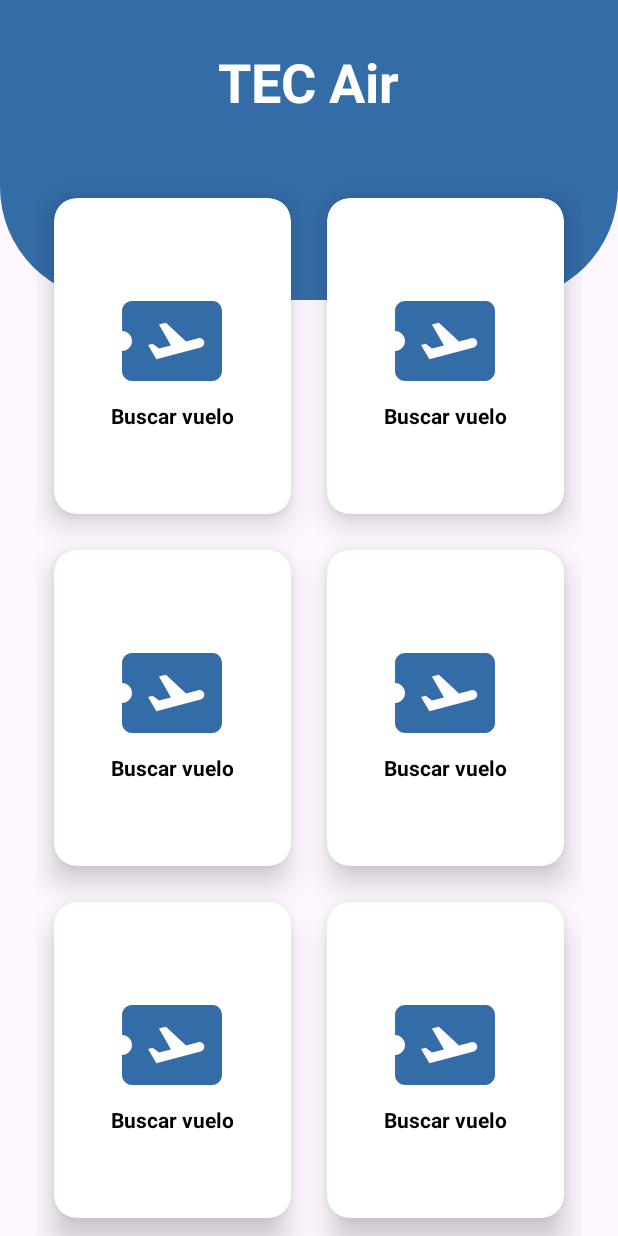
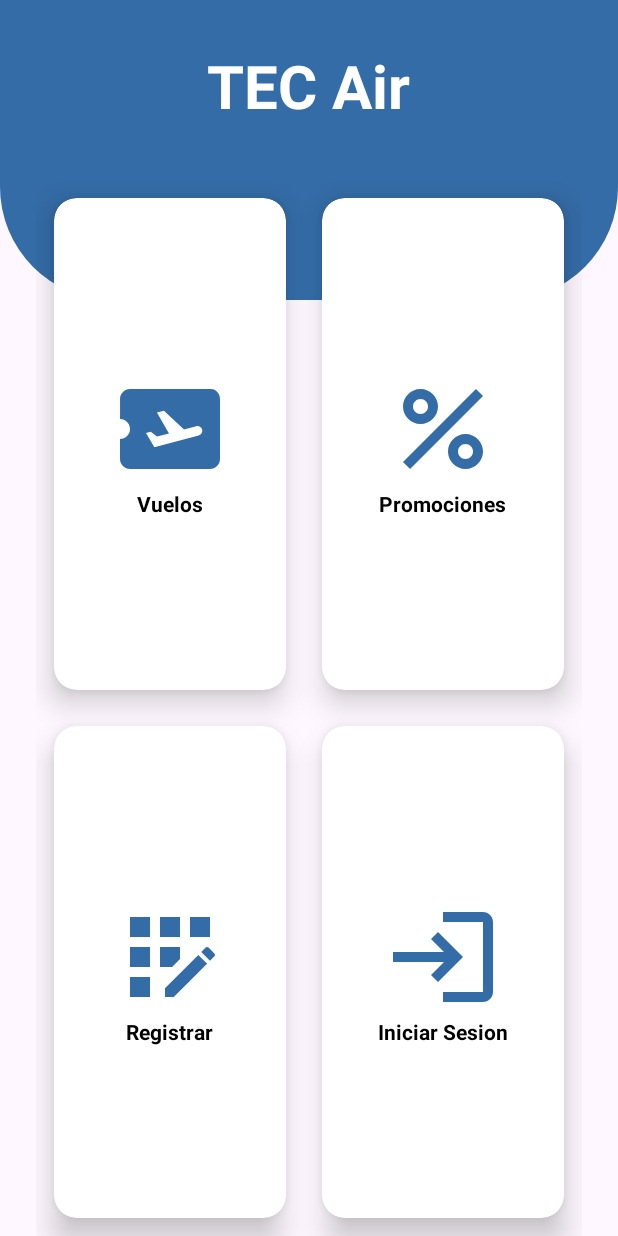
Before and after one commit to Kearranza/TECAir, an Android app: the screen it shows after launch (MainActivity), on a phone screen of 412 x 824 dp. Run offline under Robolectric (Android 15) with nearby library versions, the phone set to English and light mode, and no system bars.

Commit message:
Avance main page

```diff
--- a/App/app/src/main/AndroidManifest.xml
+++ b/App/app/src/main/AndroidManifest.xml
@@ -13,6 +13,9 @@
         android:theme="@style/Theme.TecAir_app"
         tools:targetApi="31">
         <activity
+            android:name=".flights.flight_admin"
+            android:exported="false" />
+        <activity
             android:name=".MainActivity"
             android:exported="true">
             <intent-filter>
--- a/App/app/src/main/java/com/example/tecair_app/MainActivity.java
+++ b/App/app/src/main/java/com/example/tecair_app/MainActivity.java
@@ -2,7 +2,11 @@ package com.example.tecair_app;
 
 import androidx.appcompat.app.AppCompatActivity;
 
+import android.content.Intent;
 import android.os.Bundle;
+import android.view.View;
+
+import com.example.tecair_app.flights.flight_admin;
 
 public class MainActivity extends AppCompatActivity {
 
@@ -11,4 +15,9 @@ public class MainActivity extends AppCompatActivity {
         super.onCreate(savedInstanceState);
         setContentView(R.layout.activity_main);
     }
+
+    public void onClickFlights(View view) {
+        Intent intent = new Intent(this, flight_admin.class);
+        startActivity(intent);
+    }
 }
--- /dev/null
+++ b/App/app/src/main/java/com/example/tecair_app/flights/flight_admin.java
@@ -0,0 +1,16 @@
+package com.example.tecair_app.flights;
+
+import androidx.appcompat.app.AppCompatActivity;
+
+import android.os.Bundle;
+
+import com.example.tecair_app.R;
+
+public class flight_admin extends AppCompatActivity {
+
+    @Override
+    protected void onCreate(Bundle savedInstanceState) {
+        super.onCreate(savedInstanceState);
+        setContentView(R.layout.activity_flight_admin);
+    }
+}
--- a/App/app/src/main/res/drawable/baseline_app_registration_24.xml
+++ b/App/app/src/main/res/drawable/baseline_app_registration_24.xml
@@ -1,4 +1,4 @@
-<vector android:height="24dp" android:tint="#000000"
+<vector android:height="24dp" android:tint="@color/main_color"
     android:viewportHeight="24" android:viewportWidth="24"
     android:width="24dp" xmlns:android="http://schemas.android.com/apk/res/android">
     <path android:fillColor="@android:color/white" android:pathData="M10,4h4v4h-4z"/>
--- /dev/null
+++ b/App/app/src/main/res/drawable/baseline_login_24.xml
@@ -0,0 +1,5 @@
+<vector android:autoMirrored="true" android:height="24dp"
+    android:tint="@color/main_color" android:viewportHeight="24"
+    android:viewportWidth="24" android:width="24dp" xmlns:android="http://schemas.android.com/apk/res/android">
+    <path android:fillColor="@android:color/white" android:pathData="M11,7L9.6,8.4l2.6,2.6H2v2h10.2l-2.6,2.6L11,17l5,-5L11,7zM20,19h-8v2h8c1.1,0 2,-0.9 2,-2V5c0,-1.1 -0.9,-2 -2,-2h-8v2h8V19z"/>
+</vector>
--- /dev/null
+++ b/App/app/src/main/res/drawable/baseline_percent_24.xml
@@ -0,0 +1,7 @@
+<vector android:height="24dp" android:tint="@color/main_color"
+    android:viewportHeight="24" android:viewportWidth="24"
+    android:width="24dp" xmlns:android="http://schemas.android.com/apk/res/android">
+    <path android:fillColor="@android:color/white" android:pathData="M7.5,11C9.43,11 11,9.43 11,7.5S9.43,4 7.5,4S4,5.57 4,7.5S5.57,11 7.5,11zM7.5,6C8.33,6 9,6.67 9,7.5S8.33,9 7.5,9S6,8.33 6,7.5S6.67,6 7.5,6z"/>
+    <path android:fillColor="@android:color/white" android:pathData="M4.0025,18.5831l14.5875,-14.5875l1.4142,1.4142l-14.5875,14.5875z"/>
+    <path android:fillColor="@android:color/white" android:pathData="M16.5,13c-1.93,0 -3.5,1.57 -3.5,3.5s1.57,3.5 3.5,3.5s3.5,-1.57 3.5,-3.5S18.43,13 16.5,13zM16.5,18c-0.83,0 -1.5,-0.67 -1.5,-1.5s0.67,-1.5 1.5,-1.5s1.5,0.67 1.5,1.5S17.33,18 16.5,18z"/>
+</vector>
--- /dev/null
+++ b/App/app/src/main/res/layout/activity_flight_admin.xml
@@ -0,0 +1,35 @@
+<?xml version="1.0" encoding="utf-8"?>
+<RelativeLayout xmlns:android="http://schemas.android.com/apk/res/android"
+    xmlns:app="http://schemas.android.com/apk/res-auto"
+    xmlns:tools="http://schemas.android.com/tools"
+    android:layout_width="match_parent"
+    android:layout_height="match_parent"
+    tools:context=".flights.flight_admin">
+    <View
+        android:id="@+id/top_view"
+        android:layout_width="match_parent"
+        android:layout_height="200dp"
+        android:background="@drawable/bg_view"
+        />
+    <TextView
+        android:id="@+id/textView"
+        android:layout_width="wrap_content"
+        android:layout_height="wrap_content"
+        android:text="TEC Air"
+        android:textColor="@color/white"
+        android:textStyle="bold"
+        android:layout_centerHorizontal="true"
+        android:textSize="40sp"
+        android:layout_marginTop="30dp"/>
+    <TextView
+        android:id="@+id/name"
+        android:layout_width="wrap_content"
+        android:layout_height="wrap_content"
+        android:text="Registro"
+        android:textColor="@color/white"
+        android:textStyle="bold"
+        android:layout_centerHorizontal="true"
+        android:textSize="28sp"
+        android:layout_marginTop="100dp"/>
+
+</RelativeLayout>
--- a/App/app/src/main/res/layout/activity_main.xml
+++ b/App/app/src/main/res/layout/activity_main.xml
@@ -16,7 +16,7 @@
         android:layout_width="match_parent"
         android:layout_height="match_parent"
         android:columnCount="2"
-        android:rowCount="3"
+        android:rowCount="2"
         android:layout_marginLeft="24dp"
         android:layout_marginRight="24dp"
         android:layout_marginTop="-80dp"
@@ -31,14 +31,15 @@
             android:layout_row="0"
             android:layout_column="0"
             android:layout_margin="12dp"
-            app:cardElevation="12dp">
+            app:cardElevation="12dp"
+            android:onClick="onClickFlights">
 
             <LinearLayout
                 android:layout_width="match_parent"
                 android:layout_height="match_parent"
                 android:gravity="center"
                 android:orientation="vertical"
-                android:onClick="onClickRegister">
+                >
                 <ImageView
                     android:layout_width="80dp"
                     android:layout_height="80dp"
@@ -48,7 +49,7 @@
                 <TextView
                     android:layout_width="wrap_content"
                     android:layout_height="wrap_content"
-                    android:text="Buscar vuelo"
+                    android:text="Vuelos"
                     android:layout_gravity="center_horizontal"
                     android:textStyle="bold"
                     android:textColor="@color/black"/>
@@ -74,13 +75,13 @@
                 <ImageView
                     android:layout_width="80dp"
                     android:layout_height="80dp"
-                    android:src="@drawable/baseline_airplane_ticket_24"
+                    android:src="@drawable/baseline_percent_24"
                     android:layout_gravity="center_horizontal"
                     />
                 <TextView
                     android:layout_width="wrap_content"
                     android:layout_height="wrap_content"
-                    android:text="Buscar vuelo"
+                    android:text="Promociones"
                     android:layout_gravity="center_horizontal"
                     android:textStyle="bold"
                     android:textColor="@color/black"/>
@@ -105,13 +106,13 @@
                 <ImageView
                     android:layout_width="80dp"
                     android:layout_height="80dp"
-                    android:src="@drawable/baseline_airplane_ticket_24"
+                    android:src="@drawable/baseline_app_registration_24"
                     android:layout_gravity="center_horizontal"
                     />
                 <TextView
                     android:layout_width="wrap_content"
                     android:layout_height="wrap_content"
-                    android:text="Buscar vuelo"
+                    android:text="Registrar"
                     android:layout_gravity="center_horizontal"
                     android:textStyle="bold"
                     android:textColor="@color/black"/>
@@ -136,74 +137,13 @@
                 <ImageView
                     android:layout_width="80dp"
                     android:layout_height="80dp"
-                    android:src="@drawable/baseline_airplane_ticket_24"
+                    android:src="@drawable/baseline_login_24"
                     android:layout_gravity="center_horizontal"
                     />
                 <TextView
                     android:layout_width="wrap_content"
                     android:layout_height="wrap_content"
-                    android:text="Buscar vuelo"
-                    android:layout_gravity="center_horizontal"
-                    android:textStyle="bold"
-                    android:textColor="@color/black"/>
-            </LinearLayout>
-        </androidx.cardview.widget.CardView>
-        <androidx.cardview.widget.CardView
-            android:layout_width="wrap_content"
-            android:layout_height="wrap_content"
-            app:cardCornerRadius="15dp"
-            android:layout_columnWeight="1"
-            android:layout_rowWeight="1"
-            android:layout_row="2"
-            android:layout_margin="12dp"
-            android:layout_column="0"
-            app:cardElevation="12dp">
-
-            <LinearLayout
-                android:layout_width="match_parent"
-                android:layout_height="match_parent"
-                android:gravity="center"
-                android:orientation="vertical">
-                <ImageView
-                    android:layout_width="80dp"
-                    android:layout_height="80dp"
-                    android:src="@drawable/baseline_airplane_ticket_24"
-                    android:layout_gravity="center_horizontal"
-                    />
-                <TextView
-                    android:layout_width="wrap_content"
-                    android:layout_height="wrap_content"
-                    android:text="Buscar vuelo"
-                    android:layout_gravity="center_horizontal"
-                    android:textStyle="bold"
-                    android:textColor="@color/black"/>
-            </LinearLayout>
-        </androidx.cardview.widget.CardView>
-        <androidx.cardview.widget.CardView
-            android:layout_width="wrap_content"
-            android:layout_height="wrap_content"
-            app:cardCornerRadius="15dp"
-            android:layout_columnWeight="1"
-            android:layout_rowWeight="1"            android:layout_margin="12dp"
-            android:layout_row="2"
-            android:layout_column="1"
-            app:cardElevation="12dp">
-
-            <LinearLayout
-                android:layout_width="match_parent"
-                android:layout_height="match_parent"
-                android:gravity="center"
-                android:orientation="vertical">
-                <ImageView
-                    android:layout_width="80dp"
-                    android:layout_height="80dp"
-                    android:src="@drawable/baseline_airplane_ticket_24"
-                    android:layout_gravity="center_horizontal"
-                    />
-                <TextView
-                    android:layout_width="wrap_content"
-                    android:layout_height="wrap_content"
-                    android:text="Buscar vuelo"
+                    android:text="Iniciar Sesion"
                     android:layout_gravity="center_horizontal"
                     android:textStyle="bold"
                     android:textColor="@color/black"/>
@@ -220,7 +160,7 @@
         android:textColor="@color/white"
         android:textStyle="bold"
         android:layout_centerHorizontal="true"
-        android:textSize="36sp"
+        android:textSize="40sp"
         android:layout_marginTop="30dp"/>
 
 
```
